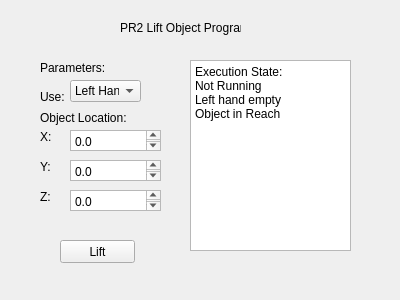
Qt form rqt_pr2_hand_syntouch_sensor_interface/resource/liftobject.ui (BigMacStorm/PR2_hapticSensorResearch) before a commit.
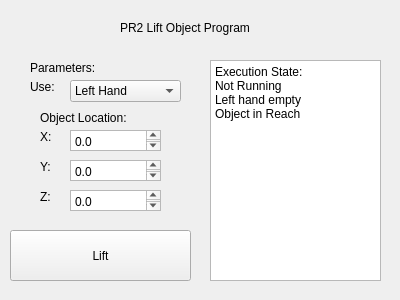
The same form after that commit.

Patch:
```diff
--- a/rqt_pr2_hand_syntouch_sensor_interface/resource/liftobject.ui
+++ b/rqt_pr2_hand_syntouch_sensor_interface/resource/liftobject.ui
@@ -18,7 +18,7 @@
     <rect>
      <x>120</x>
      <y>20</y>
-     <width>121</width>
+     <width>191</width>
      <height>16</height>
     </rect>
    </property>
@@ -29,9 +29,9 @@
   <widget class="QLabel" name="label_2">
    <property name="geometry">
     <rect>
-     <x>40</x>
+     <x>30</x>
      <y>60</y>
-     <width>71</width>
+     <width>91</width>
      <height>16</height>
     </rect>
    </property>
@@ -42,8 +42,8 @@
   <widget class="QLabel" name="label_3">
    <property name="geometry">
     <rect>
-     <x>40</x>
-     <y>90</y>
+     <x>30</x>
+     <y>80</y>
      <width>47</width>
      <height>13</height>
     </rect>
@@ -57,7 +57,7 @@
     <rect>
      <x>70</x>
      <y>80</y>
-     <width>71</width>
+     <width>111</width>
      <height>22</height>
     </rect>
    </property>
@@ -82,7 +82,7 @@
     <rect>
      <x>40</x>
      <y>110</y>
-     <width>91</width>
+     <width>131</width>
      <height>16</height>
     </rect>
    </property>
@@ -180,10 +180,10 @@
   <widget class="QPushButton" name="lift_lift">
    <property name="geometry">
     <rect>
-     <x>60</x>
-     <y>240</y>
-     <width>75</width>
-     <height>23</height>
+     <x>10</x>
+     <y>230</y>
+     <width>181</width>
+     <height>51</height>
     </rect>
    </property>
    <property name="text">
@@ -193,10 +193,10 @@
   <widget class="QPlainTextEdit" name="lift_textBox">
    <property name="geometry">
     <rect>
-     <x>190</x>
+     <x>210</x>
      <y>60</y>
-     <width>161</width>
-     <height>191</height>
+     <width>171</width>
+     <height>221</height>
     </rect>
    </property>
    <property name="plainText">
```
